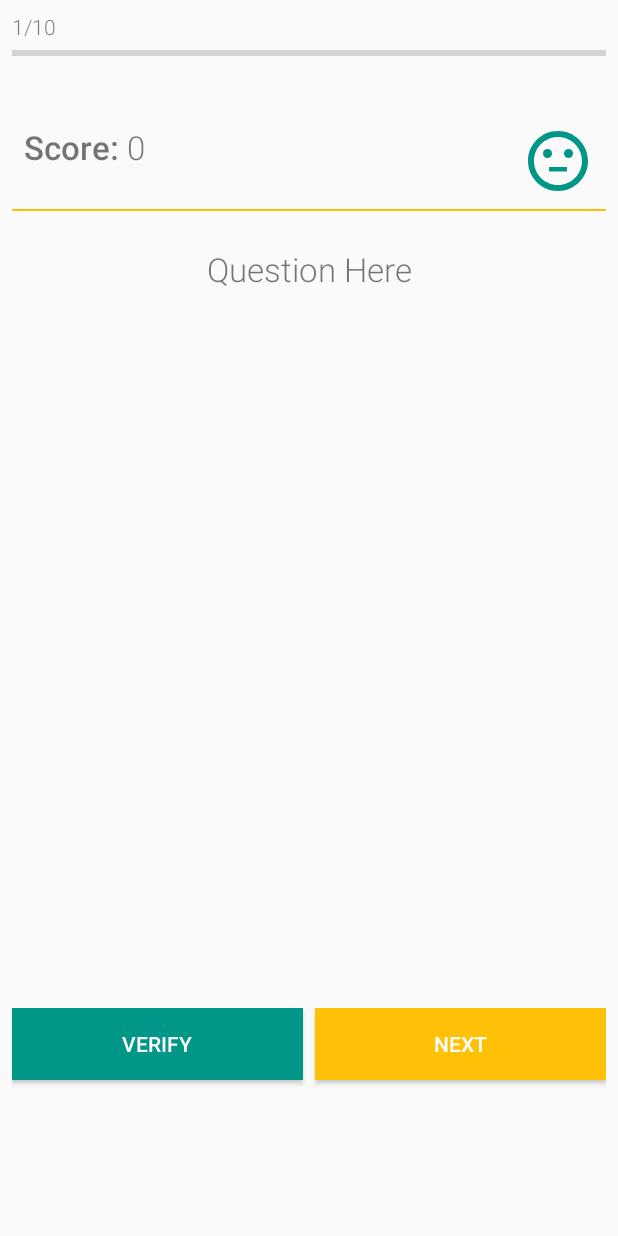
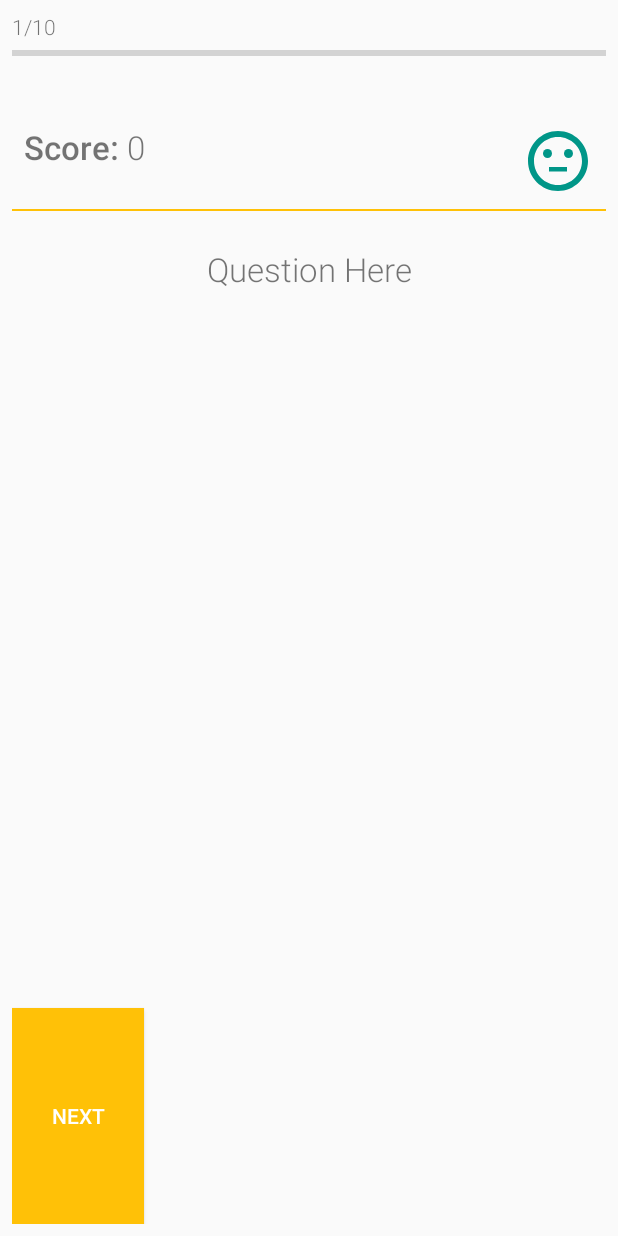
Before and after one commit to mkenlo/Quiz, an Android app: the layout activity_main.xml on its own in the app's theme, with its tools: preview values and no code run, on a phone screen of 412 x 824 dp. Run offline under Robolectric (Android 15) with nearby library versions, the phone set to English and light mode, and no system bars.

```diff
--- a/app/src/main/res/layout/activity_main.xml
+++ b/app/src/main/res/layout/activity_main.xml
@@ -77,24 +77,12 @@
 
     </RadioGroup>
 
-    <android.support.v7.widget.ButtonBarLayout
-        android:layout_width="match_parent"
-        android:layout_height="wrap_content"
-        android:layout_weight="1">
 
-        <Button
-            android:id="@+id/prevButton"
-            style="@style/ButtonElement"
-            android:layout_marginRight="@dimen/spacing_small"
-            android:background="@color/colorPrimary"
-            android:onClick="verifyQuestion"
-            android:text="Verify" />
+    <Button
+        android:id="@+id/nextButton"
+        style="@style/ButtonElement"
+        android:background="@color/colorAccent"
+        android:onClick="getNextQuestion"
+        android:text="Next" />
 
-        <Button
-            android:id="@+id/nextButton"
-            style="@style/ButtonElement"
-            android:background="@color/colorAccent"
-            android:onClick="getNextQuestion"
-            android:text="Next" />
-    </android.support.v7.widget.ButtonBarLayout>
 </LinearLayout>
--- a/app/src/main/res/raw/questions.json
+++ b/app/src/main/res/raw/questions.json
@@ -1,7 +1,7 @@
 [
   {
     "id":1,
-    "name":"What is the world ancient civilisation?",
+    "name":"I am the second largest continent in size, Who I am?",
     "buttonType":"TextView",
     "options":[],
     "solution":["Africa"]
@@ -65,7 +65,7 @@
     "id":9,
     "name":"Which countries where not colonised?",
     "buttonType":"CheckBox",
-    "options":["Ethiopia","Mauritus", "Liberia"],
+    "options":["Ethiopia","Mauritius", "Liberia"],
     "solution":["Ethiopia","Liberia"]
   },
   {
```
Also changed, not shown: app/src/main/java/com/mkenlo/quiz/MainActivity.java (+52 -24 lines).
